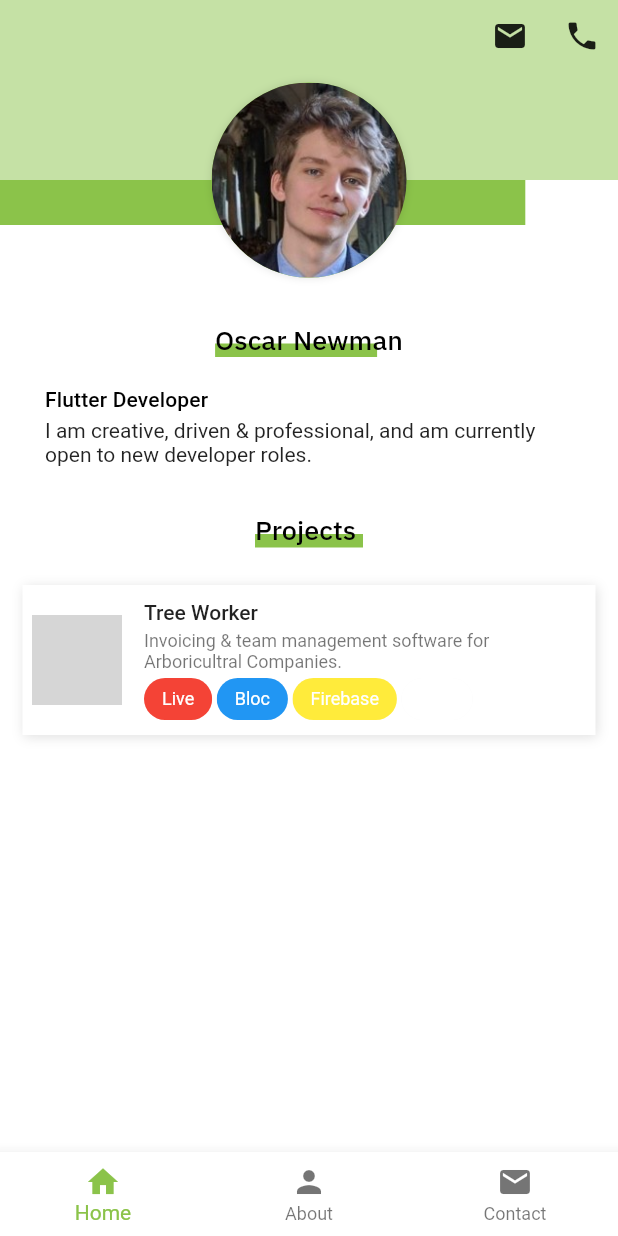
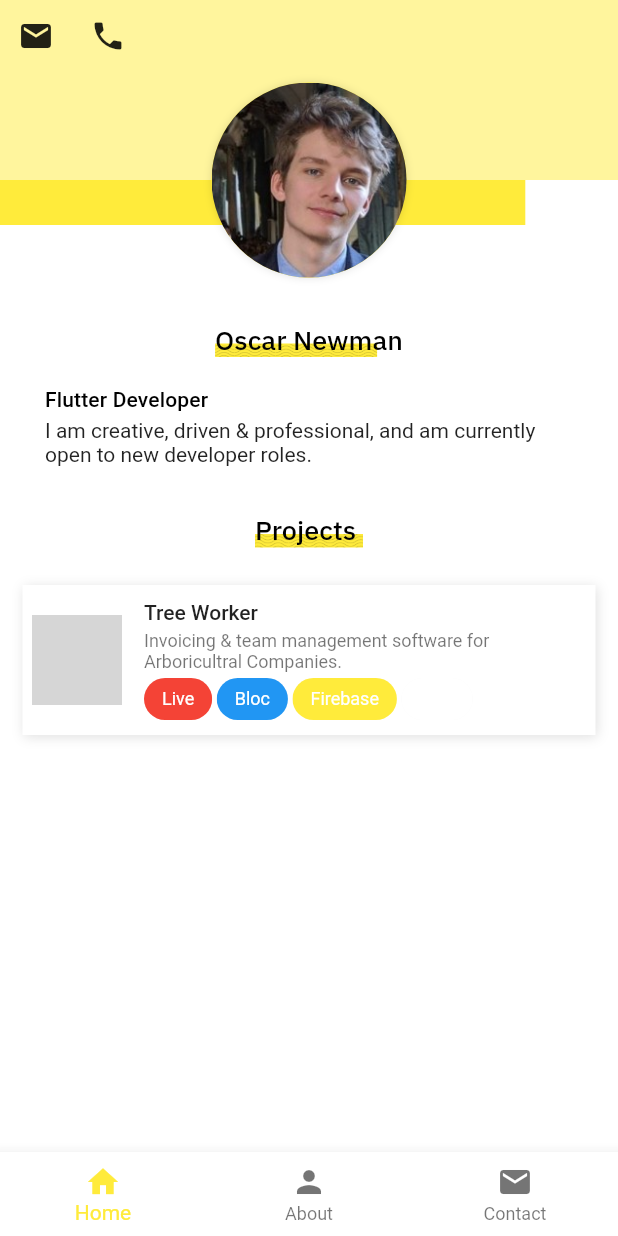
Before and after one commit to Cressplant/project_portfolio, a Flutter app: the screen it shows after launch, on a phone screen of 412 x 824 dp. Run offline on Flutter 3.47's test engine with Material 2 defaults, Android fonts, the phone set to English and light mode, and no system bars; our stand-ins replace google_fonts, modal_bottom_sheet; network calls fail; grey boxes are pictures that could not be loaded.

Commit message:
Redesign (Project Focus)

```diff
--- a/lib/main.dart
+++ b/lib/main.dart
@@ -22,7 +22,7 @@ class MyApp extends StatelessWidget {
           headline5: GoogleFonts.ubuntu(fontSize: 20),
           headline6: GoogleFonts.averiaSansLibre(fontSize: 20),
         ),
-        primarySwatch: Colors.lightGreen,
+        primarySwatch: Colors.yellow,
         visualDensity: VisualDensity.adaptivePlatformDensity,
       ),
       home: HomeScreen(),
--- a/lib/views/business_logic/models/project.dart
+++ b/lib/views/business_logic/models/project.dart
@@ -1,18 +1,23 @@
 import 'package:project_portfolio/views/business_logic/utils/tags.dart';
+import 'package:flutter/material.dart';
 
 class Project {
   final String title;
   final String image;
   final String description;
   final List<Tag> tags;
+  final Color primaryColor;
+  final Color accentColor;
 
-  Project({required this.title, required this.image, required this.description, required this.tags});
+  Project({required this.title, required this.image, required this.description, required this.tags, required this.primaryColor, required this.accentColor});
 
   factory Project.fromMap(Map<String, dynamic> _map) {
     return Project(
         title: _map['title'] ?? '',
         image: _map['image'] ?? '', // TODO: add placeholder
         description: _map['description'] ?? '',
+        primaryColor: Color(_map['primaryColor']),
+        accentColor: Color(_map['accentColor']),
         tags: List<Tag>.from(_map['tags']?.map((e) => tagsGlossary[e]).toList() ?? []));
   }
 }
--- a/lib/views/business_logic/utils/database.dart
+++ b/lib/views/business_logic/utils/database.dart
@@ -12,7 +12,9 @@ class DataBase {
         'image':
             'https://firebasestorage.googleapis.com/v0/b/bluebranch-ad113.appspot.com/o/Store%20Upload%20Icon%20512.png?alt=media&token=521c81e7-3e7d-4bba-9fe4-67375ebf4ccb',
         'description': 'Invoicing & team management software for Arboricultral Companies.',
-        'tags': ['003', '004', '006', '008']
+        'tags': ['003', '004', '006', '008'],
+        'primaryColor' : 0xffff8c6a,
+        'accentColor' : 0xff5b876c
       },
     }
   };
--- a/lib/views/ui/screens/home_screen.dart
+++ b/lib/views/ui/screens/home_screen.dart
@@ -74,7 +74,7 @@ class _HomeScreenState extends State<HomeScreen> {
                             Align(
                               alignment: Alignment.topCenter,
                               child: Row(
-                                mainAxisAlignment: MainAxisAlignment.end,
+                                // mainAxisAlignment: MainAxisAlignment.end,
                                 children: [
                                   IconButton(
                                     icon: Icon(Icons.email),
--- a/lib/views/ui/screens/project_screen.dart
+++ b/lib/views/ui/screens/project_screen.dart
@@ -2,24 +2,20 @@ import 'package:flutter/material.dart';
 import 'package:project_portfolio/views/business_logic/models/project.dart';
 
 class ProjectScreen extends StatelessWidget {
-
   final Project _project;
 
   ProjectScreen(this._project);
 
   @override
   Widget build(BuildContext context) {
-
     return Scaffold(
       appBar: AppBar(
+        backgroundColor: _project.primaryColor,
         title: Text(_project.title),
       ),
       body: Column(
-        children: [
-
-        ],
+        children: [],
       ),
     );
-
   }
 }
--- a/lib/views/utils/custom_title.dart
+++ b/lib/views/utils/custom_title.dart
@@ -15,7 +15,13 @@ class CustomTitle extends StatelessWidget {
     return Stack(
       alignment: Alignment.bottomLeft,
       children: [
-        Container(color: color ?? _theme.accentColor, height: _textSize / 2, width: title.length * (_textSize / 2)),
+        Container(
+          height: _textSize / 2,
+          width: title.length * (_textSize / 2),
+          decoration: BoxDecoration(
+              color: color ?? _theme.accentColor,
+              image: DecorationImage(fit: BoxFit.contain, repeat: ImageRepeat.repeat, image: AssetImage('images/wavy_line_pattern.png'))),
+        ),
         Text(title, style: _titleStyle),
       ],
     );
```
Also changed, not shown: images/456602-200.png (added), images/block_pattern_bg.png (added), images/wavy_line_pattern.png (added).
